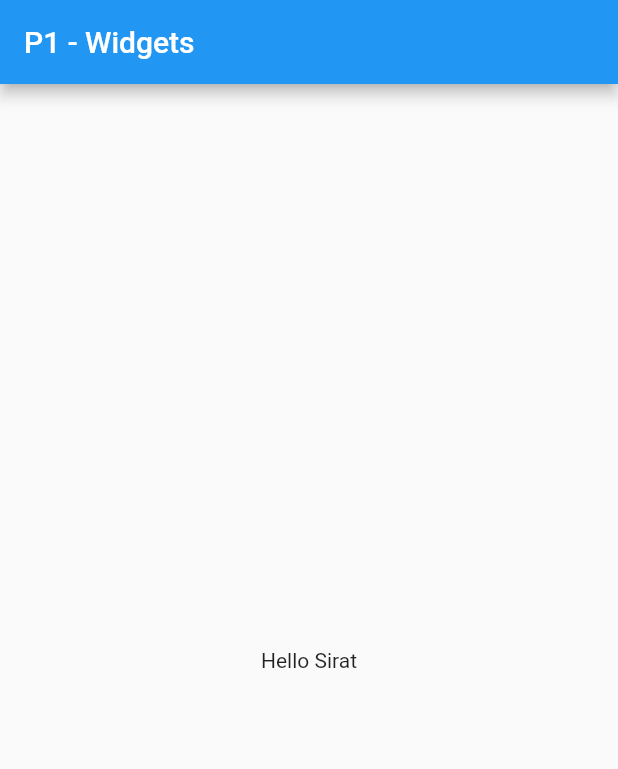
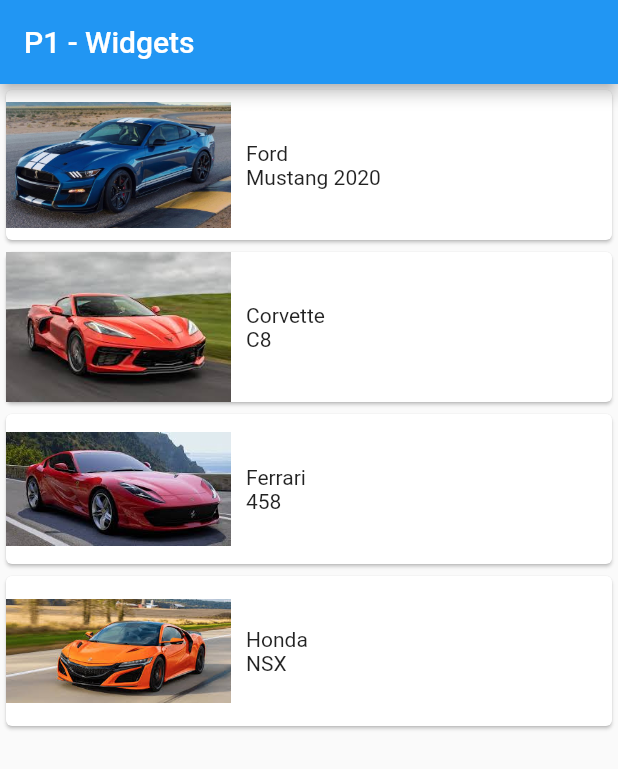
Before and after one commit to youssefmarzouk621/formation_flutter, a Flutter app: the screen it shows after launch, on a phone screen of 412 x 824 dp. Shown: the top 769 px of the screen. Run offline on Flutter 3.47's test engine with Material 2 defaults, Android fonts, the phone set to English and light mode, and no system bars; our stand-ins replace flutter_easyloading.

Commit message:
statefull, stateless, widgets, Hero, SingleChildScrollView

```diff
--- /dev/null
+++ b/lib/Views/HomePage.dart
@@ -0,0 +1,60 @@
+import 'package:flutter/material.dart';
+
+import 'CarDetails.dart';
+
+class HomePage extends StatelessWidget {
+  @override
+  Widget build(BuildContext context) {
+    return Column(
+      crossAxisAlignment: CrossAxisAlignment.start,
+      children: [
+        _buildCarInfo(
+            context, "Ford", "Mustang 2020", "assets/images/stang.png",
+            description:
+                "The 2021 Mustang continues its legacy, engineered for quick turns & spirited drives. ... A 2021 Ford Mustang Mach 1 being driven on a track ..."),
+        _buildCarInfo(context, "Corvette", "C8", "assets/images/corvette.jpeg"),
+        _buildCarInfo(context, "Ferrari", "458", "assets/images/ferrari.jpeg"),
+        _buildCarInfo(context, "Honda", "NSX", "assets/images/honda.jpeg"),
+      ],
+    );
+  }
+
+  Widget _buildCarInfo(
+      BuildContext context, String brand, String name, String photo,
+      {String description}) {
+    return Card(
+      elevation: 1,
+      child: InkWell(
+        onTap: () {
+          Navigator.push(
+              context,
+              MaterialPageRoute(
+                  builder: (context) => CarDetails(
+                        brand,
+                        name,
+                        photo,
+                        description: description,
+                      )));
+        },
+        child: Container(
+          child: Row(
+            children: [
+              Hero(
+                  tag: photo,
+                  child: Image.asset(
+                    photo,
+                    width: 150,
+                    height: 100,
+                  )),
+              Padding(padding: EdgeInsets.only(left: 10)),
+              Column(
+                crossAxisAlignment: CrossAxisAlignment.start,
+                children: [Text(brand), Text(name)],
+              )
+            ],
+          ),
+        ),
+      ),
+    );
+  }
+}
--- a/lib/main.dart
+++ b/lib/main.dart
@@ -1,4 +1,6 @@
 import 'package:flutter/material.dart';
+import 'package:flutter_easyloading/flutter_easyloading.dart';
+import 'package:revision/Views/HomePage.dart';
 
 void main() {
   runApp(MyApp());
@@ -14,12 +16,12 @@
         primarySwatch: Colors.blue,
       ),
       home: Scaffold(
-          appBar: AppBar(
-            title: Text('P1 - Widgets'),
-          ),
-          body: Center(
-            child: Text("Hello Sirat"),
-          )),
+        appBar: AppBar(
+          title: Text('P1 - Widgets'),
+        ),
+        body: HomePage(),
+      ),
+      builder: EasyLoading.init(),
     );
   }
 }
```
Also changed, not shown: lib/Views/CarDetails.dart (added, +98 -0 lines), assets/images/audi.jpeg (added), assets/images/corvette.jpeg (added), assets/images/ferrari.jpeg (added), assets/images/honda.jpeg (added).
